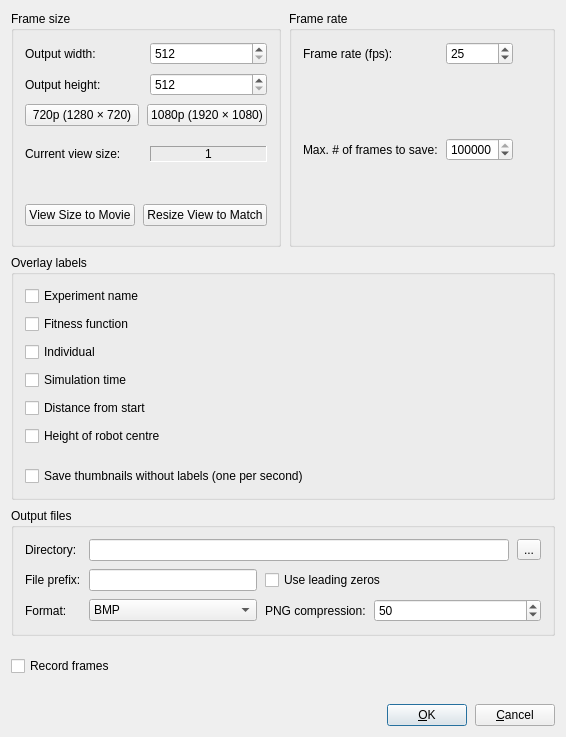
Before: the Qt Designer form sigel/ui/SIGEL_SlaveUI/SIG_MovieSettingsDialogBase.ui in jayMcBee/sigel-evolutionary-walking-robots, drawn with Qt 5.
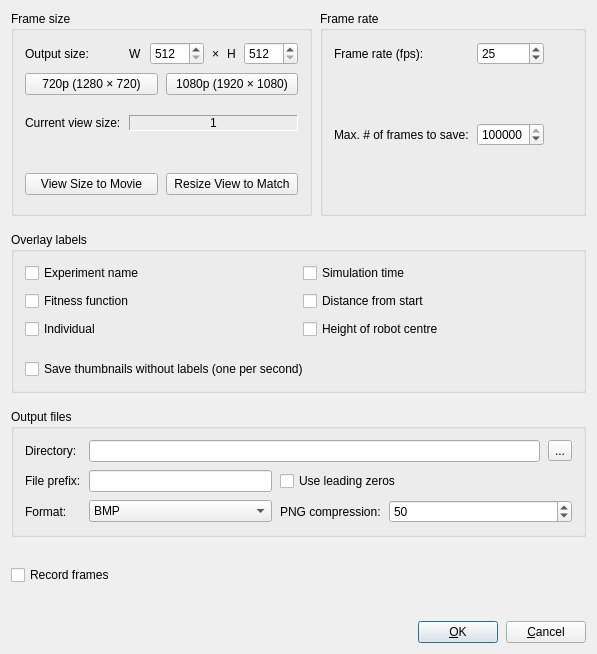
After: the same form once the commit is applied.

Commit message: Item 130: Movie Settings layout: wider gaps between the boxes, overlay checkboxes in two columns, one output size row, short tooltips, PNG compression shown only for PNG

```diff
--- a/sigel/ui/SIGEL_SlaveUI/SIG_MovieSettingsDialogBase.ui
+++ b/sigel/ui/SIGEL_SlaveUI/SIG_MovieSettingsDialogBase.ui
@@ -12,16 +12,19 @@
       <property name="margin">
         <number>11</number>
       </property>
-      <property name="spacing">
+      <property name="horizontalSpacing">
         <number>8</number>
       </property>
+      <property name="verticalSpacing">
+        <number>16</number>
+      </property>
       <item row="1" column="0" rowspan="1" colspan="2">
         <layout class="QVBoxLayout">
           <property name="margin">
             <number>0</number>
           </property>
           <property name="spacing">
-            <number>8</number>
+            <number>16</number>
           </property>
           <item>
             <widget class="QGroupBox" name="groupboxOverlayLabels">
@@ -36,6 +39,14 @@
                   <number>8</number>
                 </property>
                 <item>
+                  <layout class="QGridLayout" columnstretch="1,1">
+                    <property name="margin">
+                      <number>0</number>
+                    </property>
+                    <property name="spacing">
+                      <number>8</number>
+                    </property>
+                    <item row="0" column="0">
                   <widget class="QCheckBox" name="checkboxOverlayExperimentName">
                     <property name="text">
                       <string>Experiment name</string>
@@ -45,7 +56,7 @@
                     </property>
                   </widget>
                 </item>
-                <item>
+                    <item row="1" column="0">
                   <widget class="QCheckBox" name="checkboxOverlayFitnessFunction">
                     <property name="text">
                       <string>Fitness function</string>
@@ -55,7 +66,7 @@
                     </property>
                   </widget>
                 </item>
-                <item>
+                    <item row="2" column="0">
                   <widget class="QCheckBox" name="checkboxOverlayIndividual">
                     <property name="text">
                       <string>Individual</string>
@@ -65,7 +76,7 @@
                     </property>
                   </widget>
                 </item>
-                <item>
+                    <item row="0" column="1">
                   <widget class="QCheckBox" name="checkboxOverlaySimulationTime">
                     <property name="text">
                       <string>Simulation time</string>
@@ -75,7 +86,7 @@
                     </property>
                   </widget>
                 </item>
-                <item>
+                    <item row="1" column="1">
                   <widget class="QCheckBox" name="checkboxOverlayStartDistance">
                     <property name="text">
                       <string>Distance from start</string>
@@ -85,15 +96,17 @@
                     </property>
                   </widget>
                 </item>
-                <item>
+                    <item row="2" column="1">
                   <widget class="QCheckBox" name="checkboxOverlayRobotHeight">
                     <property name="text">
                       <string>Height of robot centre</string>
                     </property>
                     <property name="toolTip">
-                      <string>Writes the height of the robot centre into each saved frame. The view on screen does not change.</string>
-                    </property>
-                  </widget>
+                          <string>Shows the height of the robot centre in each saved frame.</string>
+                        </property>
+                      </widget>
+                    </item>
+                  </layout>
                 </item>
                 <item>
                   <spacer name="spacerOverlayLabelsBlock1">
@@ -505,9 +518,9 @@
               <number>8</number>
             </property>
             <item row="0" column="0">
-              <widget class="QLabel" name="textlabelWidth">
+              <widget class="QLabel" name="textlabelOutputSize">
                 <property name="text">
-                  <string>Output width:</string>
+                  <string>Output size:</string>
                 </property>
                 <property name="wordWrap">
                   <bool>false</bool>
@@ -515,6 +528,21 @@
               </widget>
             </item>
             <item row="0" column="1">
+              <layout class="QHBoxLayout">
+                <property name="margin">
+                  <number>0</number>
+                </property>
+                <property name="spacing">
+                  <number>8</number>
+                </property>
+                <item>
+                  <widget class="QLabel" name="textlabelOutputWidth">
+                    <property name="text">
+                      <string>W</string>
+                    </property>
+                  </widget>
+                </item>
+                <item>
               <widget class="QSpinBox" name="spinboxWidth">
                 <property name="maximum">
                   <number>4096</number>
@@ -530,17 +558,21 @@
                 </property>
               </widget>
             </item>
-            <item row="1" column="0">
-              <widget class="QLabel" name="textlabelHeight">
+                <item>
+                  <widget class="QLabel" name="textlabelOutputSizeTimes">
                 <property name="text">
-                  <string>Output height:</string>
-                </property>
-                <property name="wordWrap">
-                  <bool>false</bool>
+                      <string>×</string>
+                    </property>
+                  </widget>
+                </item>
+                <item>
+                  <widget class="QLabel" name="textlabelOutputHeight">
+                    <property name="text">
+                      <string>H</string>
                 </property>
               </widget>
             </item>
-            <item row="1" column="1">
+                <item>
               <widget class="QSpinBox" name="spinboxHeight">
                 <property name="maximum">
                   <number>4096</number>
@@ -556,7 +588,9 @@
                 </property>
               </widget>
             </item>
-            <item row="2" column="0" rowspan="1" colspan="2">
+              </layout>
+            </item>
+            <item row="1" column="0" rowspan="1" colspan="2">
               <layout class="QHBoxLayout">
                 <item>
                   <widget class="QPushButton" name="pushbutton720p">
@@ -586,7 +620,7 @@
                 </item>
               </layout>
             </item>
-            <item row="3" column="0" rowspan="1" colspan="2">
+            <item row="2" column="0" rowspan="1" colspan="2">
               <spacer name="spacerFrameSizeBlock1">
                 <property name="orientation">
                   <enum>Qt::Vertical</enum>
@@ -602,7 +636,7 @@
                 </property>
               </spacer>
             </item>
-            <item row="4" column="0">
+            <item row="3" column="0">
               <widget class="QLabel" name="TextLabel1">
                 <property name="text">
                   <string>Current view size:</string>
@@ -615,7 +649,7 @@
                 </property>
               </widget>
             </item>
-            <item row="4" column="1">
+            <item row="3" column="1">
               <widget class="QLabel" name="textlabelViewSize">
                 <property name="frameShape">
                   <enum>QFrame::Panel</enum>
@@ -634,14 +668,14 @@
                 </property>
               </widget>
             </item>
-            <item row="5" column="0" rowspan="1" colspan="2">
+            <item row="4" column="0" rowspan="1" colspan="2">
               <widget class="QLabel" name="textlabelFrameFit">
                 <property name="wordWrap">
-                  <bool>true</bool>
+                  <bool>false</bool>
                 </property>
               </widget>
             </item>
-            <item row="6" column="0" rowspan="1" colspan="2">
+            <item row="5" column="0" rowspan="1" colspan="2">
               <spacer name="spacerFrameSizeBlock2">
                 <property name="orientation">
                   <enum>Qt::Vertical</enum>
@@ -657,7 +691,7 @@
                 </property>
               </spacer>
             </item>
-            <item row="7" column="0" rowspan="1" colspan="2">
+            <item row="6" column="0" rowspan="1" colspan="2">
               <layout class="QHBoxLayout">
                 <item>
                   <widget class="QPushButton" name="pushbuttonViewSizeToMovie">
@@ -687,7 +721,7 @@
                 </item>
               </layout>
             </item>
-            <item row="8" column="0" rowspan="1" colspan="2">
+            <item row="7" column="0" rowspan="1" colspan="2">
               <spacer name="spacerFrameSizeBottom">
                 <property name="orientation">
                   <enum>Qt::Vertical</enum>
```
Left out of the diff: 10 changed lines with no effect on the pictures. Lines whose indentation alone changed are shown as unchanged. The commit also changes 2 other files.
